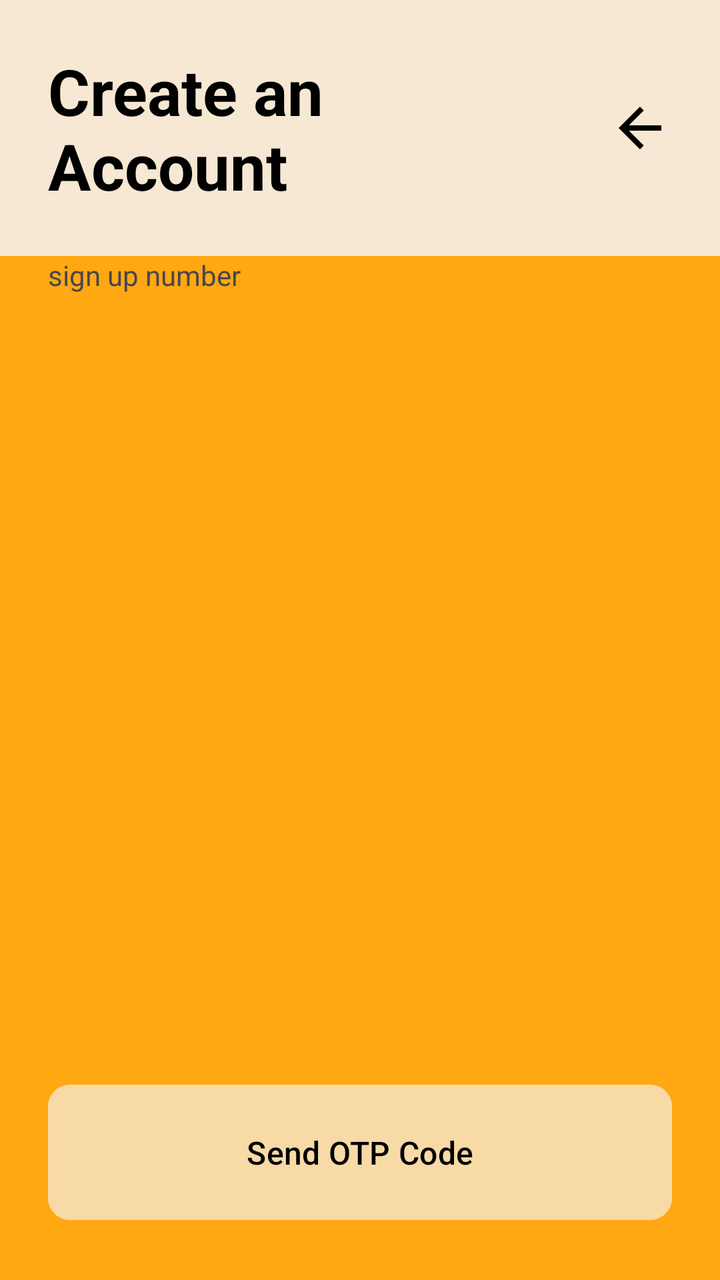
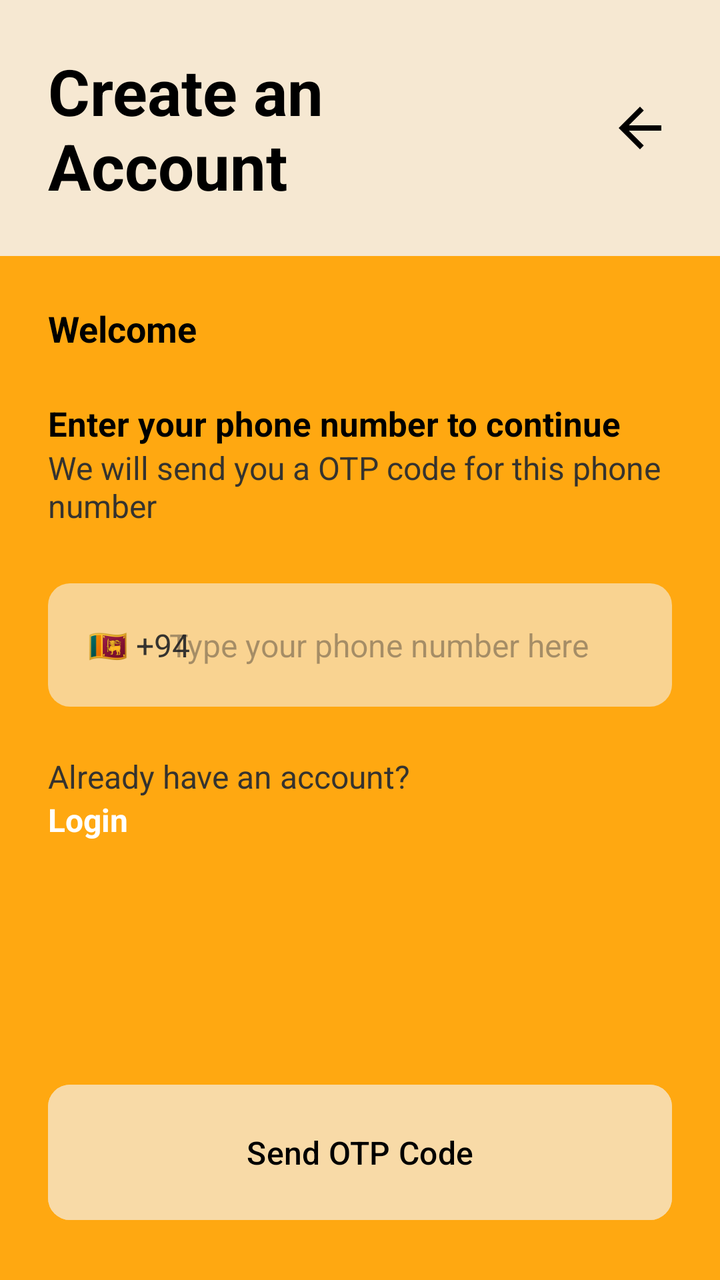

Compare the two renders of this Android layout. The source of the first and the diff that turns it into the second are given below.
<!-- AndroidManifest.xml: application theme Theme.Parkngo -->
<!-- res/layout/activity_signup_mobile_number.xml -->
<?xml version="1.0" encoding="utf-8"?>
<androidx.constraintlayout.widget.ConstraintLayout xmlns:android="http://schemas.android.com/apk/res/android"
    xmlns:app="http://schemas.android.com/apk/res-auto"
    xmlns:tools="http://schemas.android.com/tools"
    android:layout_width="match_parent"
    android:layout_height="match_parent"
    tools:context=".SignupMobileNumberActivity">
    <LinearLayout
        android:background="@color/primaryColor"
        android:layout_width="match_parent"
        android:layout_height="match_parent"
        android:orientation="vertical"
        app:layout_constraintBottom_toBottomOf="parent"
        app:layout_constraintEnd_toEndOf="parent"
        app:layout_constraintStart_toStartOf="parent"
        app:layout_constraintTop_toTopOf="parent">

        <androidx.constraintlayout.widget.ConstraintLayout
            android:layout_width="match_parent"
            android:layout_height="0dp"
            android:layout_weight="2"
            android:background="#F6E8D2"
            android:paddingHorizontal="24dp"
            >

            <TextView
                android:id="@+id/signup_mobile_number_act_textView1"
                android:layout_width="wrap_content"
                android:layout_height="wrap_content"
                android:text="Create an\nAccount"
                android:textColor="@color/textPrimary"
                android:textSize="32sp"
                android:textStyle="bold"
                app:layout_constraintBottom_toBottomOf="parent"
                app:layout_constraintStart_toStartOf="parent"
                app:layout_constraintTop_toTopOf="parent" />

            <ImageView
                android:id="@+id/signup_mobile_number_act_imageView1"
                android:layout_width="wrap_content"
                android:layout_height="wrap_content"
                android:src="@drawable/baseline_arrow_back_24"
                app:layout_constraintBottom_toBottomOf="parent"
                app:layout_constraintEnd_toEndOf="parent"
                app:layout_constraintTop_toTopOf="parent" />
        </androidx.constraintlayout.widget.ConstraintLayout>

        <androidx.constraintlayout.widget.ConstraintLayout
            android:layout_width="match_parent"
            android:layout_height="0dp"
            android:layout_weight="6"
            android:paddingHorizontal="24dp"
            >

            <TextView
                android:id="@+id/signup_mobile_number_act_textView2"
                android:layout_width="wrap_content"
                android:layout_height="wrap_content"
                android:text="sign up number" />
        </androidx.constraintlayout.widget.ConstraintLayout>

        <androidx.constraintlayout.widget.ConstraintLayout
            android:layout_width="match_parent"
            android:layout_height="0dp"
            android:layout_weight="2"
            android:paddingHorizontal="24dp"
            >

            <Button
                android:id="@+id/signup_mobile_number_act_otp_btn"
                style="@style/loginSignupBtnStyle"
                android:layout_width="match_parent"
                android:layout_height="wrap_content"
                android:paddingVertical="23dp"
                android:text="Send OTP Code"
                app:cornerRadius="11dp"
                android:onClick="signup_mobile_number_act_otp_btn_handler"
                app:layout_constraintBottom_toBottomOf="parent"
                app:layout_constraintEnd_toEndOf="parent"
                app:layout_constraintStart_toStartOf="parent"
                app:layout_constraintTop_toTopOf="parent" />
        </androidx.constraintlayout.widget.ConstraintLayout>
    </LinearLayout>

</androidx.constraintlayout.widget.ConstraintLayout>
<!-- resources referenced by this layout -->
<resources>
  <color name="primaryColor">#FFA811</color>
  <color name="textPrimary">#FF000000</color>
  <!-- drawable baseline_arrow_back_24 (drawable) -->
  <vector android:autoMirrored="true" android:height="32dp"
      android:tint="#000000" android:viewportHeight="24"
      android:viewportWidth="24" android:width="32dp" xmlns:android="http://schemas.android.com/apk/res/android">
      <path android:fillColor="@android:color/white" android:pathData="M20,11H7.83l5.59,-5.59L12,4l-8,8 8,8 1.41,-1.41L7.83,13H20v-2z"/>
  </vector>
  <style name="loginSignupBtnStyle">
      <item name="android:textColor">@color/textPrimary</item>
      <item name="android:backgroundTint">@color/loginSignupBtnColor</item>
      <item name="android:textSize">16sp</item>
  </style>
  <style name="Theme.Parkngo" parent="Base.Theme.Parkngo" />
  <color name="loginSignupBtnColor">#F8DAA7</color>
  <style name="Base.Theme.Parkngo" parent="Theme.Material3.DayNight.NoActionBar">
      
      <item name="colorPrimary">@color/primaryColor</item>
  </style>
</resources>

<!-- the commit's change to res/layout/activity_signup_mobile_number.xml (unified diff, before → after) -->
@@ -49,14 +49,107 @@
             android:layout_width="match_parent"
             android:layout_height="0dp"
             android:layout_weight="6"
-            android:paddingHorizontal="24dp"
-            >
+            android:paddingHorizontal="24dp">
 
             <TextView
                 android:id="@+id/signup_mobile_number_act_textView2"
                 android:layout_width="wrap_content"
                 android:layout_height="wrap_content"
-                android:text="sign up number" />
+                android:layout_marginTop="24dp"
+                android:text="Welcome"
+                android:textColor="@color/textPrimary"
+                android:textSize="18sp"
+                android:textStyle="bold"
+                app:layout_constraintStart_toStartOf="parent"
+                app:layout_constraintTop_toTopOf="parent" />
+
+            <TextView
+                android:id="@+id/textView10"
+                android:layout_width="wrap_content"
+                android:layout_height="wrap_content"
+                android:text="Enter your phone number to continue"
+                android:layout_marginTop="24dp"
+                android:textColor="@color/textPrimary"
+                android:textSize="17sp"
+                android:textStyle="bold"
+                app:layout_constraintStart_toStartOf="parent"
+                app:layout_constraintTop_toBottomOf="@+id/signup_mobile_number_act_textView2" />
+
+            <TextView
+                android:id="@+id/textView11"
+                android:layout_width="wrap_content"
+                android:layout_height="wrap_content"
+                android:textSize="16sp"
+                android:textColor="@color/textSecondary"
+                android:text="We will send you a OTP code for this phone number"
+                app:layout_constraintStart_toStartOf="parent"
+                app:layout_constraintTop_toBottomOf="@+id/textView10" />
+
+            <androidx.constraintlayout.widget.ConstraintLayout
+                android:id="@+id/constraintLayout"
+                android:layout_width="match_parent"
+                android:layout_height="wrap_content"
+                android:layout_marginTop="28dp"
+                android:background="@drawable/rounded_background_input_feild"
+                android:paddingHorizontal="20dp"
+                android:paddingVertical="20dp"
+                app:layout_constraintEnd_toEndOf="parent"
+                app:layout_constraintStart_toStartOf="parent"
+                app:layout_constraintTop_toBottomOf="@+id/textView11">
+
+                <TextView
+                    android:id="@+id/textView4"
+                    android:layout_width="wrap_content"
+                    android:layout_height="wrap_content"
+                    android:text="🇱🇰 +94"
+                    android:textColor="@color/textSecondary"
+                    android:textSize="16sp"
+                    app:layout_constraintBottom_toBottomOf="parent"
+                    app:layout_constraintStart_toStartOf="parent"
+                    app:layout_constraintTop_toTopOf="parent" />
+
+                <EditText
+                    android:id="@+id/editTextNumber"
+                    android:layout_width="250dp"
+                    android:layout_height="wrap_content"
+                    android:layout_marginStart="8dp"
+                    android:background="@android:color/transparent"
+                    android:ems="10"
+                    android:hint="Type your phone number here"
+                    android:inputType="number"
+                    android:textColor="@color/textPrimary"
+                    android:textSize="16sp"
+                    app:layout_constraintBottom_toBottomOf="parent"
+                    app:layout_constraintEnd_toEndOf="parent"
+                    app:layout_constraintStart_toEndOf="@+id/textView4"
+                    app:layout_constraintTop_toTopOf="parent" />
+            </androidx.constraintlayout.widget.ConstraintLayout>
+
+            <TextView
+                android:id="@+id/textView5"
+                android:layout_width="wrap_content"
+                android:layout_height="wrap_content"
+                android:layout_marginTop="24dp"
+                android:textColor="@color/textSecondary"
+                android:textSize="16sp"
+                android:text="Already have an account?"
+                app:layout_constraintStart_toStartOf="parent"
+                app:layout_constraintTop_toBottomOf="@+id/constraintLayout" />
+
+            <TextView
+                android:id="@+id/textView6"
+                android:layout_width="wrap_content"
+                android:layout_height="wrap_content"
+                android:text="Login"
+                android:clickable="true"
+                android:focusable="true"
+                android:textColor="@color/white"
+                android:textStyle="bold"
+                android:textSize="16sp"
+                app:layout_constraintStart_toStartOf="parent"
+                app:layout_constraintTop_toBottomOf="@+id/textView5" />
+
+
         </androidx.constraintlayout.widget.ConstraintLayout>
 
         <androidx.constraintlayout.widget.ConstraintLayout
<!-- resource entries referenced after the edit -->
@@ -2,18 +2,27 @@
 <resources>
   <color name="primaryColor">#FFA811</color>
   <color name="textPrimary">#FF000000</color>
+  <color name="textSecondary">#35332F</color>
+  <color name="white">#FFFFFFFF</color>
   <!-- drawable baseline_arrow_back_24 (drawable) -->
   <vector android:autoMirrored="true" android:height="32dp"
       android:tint="#000000" android:viewportHeight="24"
       android:viewportWidth="24" android:width="32dp" xmlns:android="http://schemas.android.com/apk/res/android">
       <path android:fillColor="@android:color/white" android:pathData="M20,11H7.83l5.59,-5.59L12,4l-8,8 8,8 1.41,-1.41L7.83,13H20v-2z"/>
   </vector>
+  <!-- drawable rounded_background_input_feild (drawable) -->
+  <?xml version="1.0" encoding="utf-8"?>
+  <shape xmlns:android="http://schemas.android.com/apk/res/android">
+      <solid android:color="@color/loginSignupInputFieldColor" /> 
+      <corners android:radius="11dp" /> 
+  </shape>
   <style name="loginSignupBtnStyle">
       <item name="android:textColor">@color/textPrimary</item>
       <item name="android:backgroundTint">@color/loginSignupBtnColor</item>
       <item name="android:textSize">16sp</item>
   </style>
   <style name="Theme.Parkngo" parent="Base.Theme.Parkngo" />
+  <color name="loginSignupInputFieldColor">#F9D391</color>
   <color name="loginSignupBtnColor">#F8DAA7</color>
   <style name="Base.Theme.Parkngo" parent="Theme.Material3.DayNight.NoActionBar">
       
